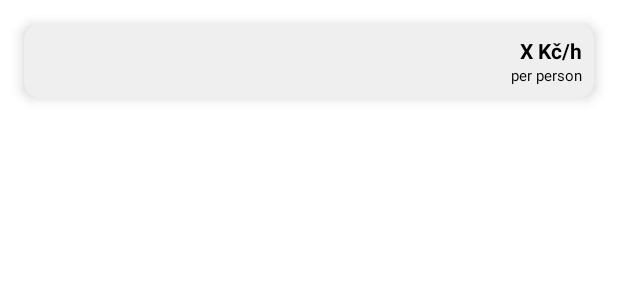
After one commit to JecminekTomas/Edventure, an Android app: the layout row_class_info.xml on its own in the app's theme, with its tools: preview values and no code run, on a phone screen of 412 x 824 dp. The commit adds this screen. Shown: the top 300 px of the screen. Run offline under Robolectric (Android 15) with nearby library versions, the phone set to English and light mode, and no system bars.

Commit message:
feature!: CustomView layout for class info.

```diff
--- a/App/build.gradle
+++ b/App/build.gradle
@@ -14,7 +14,7 @@ android {
 
     defaultConfig {
         applicationId "com.example.tutorme"
-        minSdkVersion 21
+        minSdkVersion 23
         targetSdkVersion 29
         versionCode 1
         versionName "1.0"
--- /dev/null
+++ b/App/src/main/res/drawable/ic_baseline_headset_mic_24.xml
@@ -0,0 +1,5 @@
+<vector android:height="24dp" android:tint="#FFFFFF"
+    android:viewportHeight="24" android:viewportWidth="24"
+    android:width="24dp" xmlns:android="http://schemas.android.com/apk/res/android">
+    <path android:fillColor="@android:color/white" android:pathData="M12,1c-4.97,0 -9,4.03 -9,9v7c0,1.66 1.34,3 3,3h3v-8H5v-2c0,-3.87 3.13,-7 7,-7s7,3.13 7,7v2h-4v8h4v1h-7v2h6c1.66,0 3,-1.34 3,-3V10c0,-4.97 -4.03,-9 -9,-9z"/>
+</vector>
--- /dev/null
+++ b/App/src/main/res/drawable/ic_round_event_24.xml
@@ -0,0 +1,5 @@
+<vector android:height="24dp" android:tint="#FFFFFF"
+    android:viewportHeight="24" android:viewportWidth="24"
+    android:width="24dp" xmlns:android="http://schemas.android.com/apk/res/android">
+    <path android:fillColor="@android:color/white" android:pathData="M16,13h-3c-0.55,0 -1,0.45 -1,1v3c0,0.55 0.45,1 1,1h3c0.55,0 1,-0.45 1,-1v-3c0,-0.55 -0.45,-1 -1,-1zM16,3v1L8,4L8,3c0,-0.55 -0.45,-1 -1,-1s-1,0.45 -1,1v1L5,4c-1.11,0 -1.99,0.9 -1.99,2L3,20c0,1.1 0.89,2 2,2h14c1.1,0 2,-0.9 2,-2L21,6c0,-1.1 -0.9,-2 -2,-2h-1L18,3c0,-0.55 -0.45,-1 -1,-1s-1,0.45 -1,1zM18,20L6,20c-0.55,0 -1,-0.45 -1,-1L5,9h14v10c0,0.55 -0.45,1 -1,1z"/>
+</vector>
--- /dev/null
+++ b/App/src/main/res/layout/row_class_info.xml
@@ -0,0 +1,119 @@
+<?xml version="1.0" encoding="utf-8"?>
+<androidx.cardview.widget.CardView xmlns:android="http://schemas.android.com/apk/res/android"
+    xmlns:app="http://schemas.android.com/apk/res-auto"
+    xmlns:tools="http://schemas.android.com/tools"
+    android:id="@+id/tutor_card_view"
+    android:layout_width="match_parent"
+    android:layout_height="wrap_content"
+    android:layout_marginStart="@dimen/basic_indentation"
+    android:layout_marginTop="@dimen/basic_indentation"
+    android:layout_marginEnd="@dimen/basic_indentation"
+    android:layout_marginBottom="@dimen/basic_indentation"
+    android:clickable="true"
+    android:focusable="true"
+    android:stateListAnimator="@drawable/row_button_transition"
+    app:cardBackgroundColor="@color/colorSecondaryLight"
+    app:cardCornerRadius="@dimen/cardRadius"
+    app:cardElevation="@dimen/cardElevation"
+    app:layout_constraintBottom_toBottomOf="parent"
+    app:layout_constraintStart_toStartOf="parent"
+    app:layout_constraintTop_toTopOf="parent">
+
+    <!--TODO: Vytvořit custom class pro CARDVIEW, které je používáno v aplikaci - MUSTR.-->
+
+    <androidx.constraintlayout.widget.ConstraintLayout
+        android:layout_width="match_parent"
+        android:layout_height="wrap_content">
+
+        <LinearLayout
+            android:layout_marginTop="@dimen/half_indentation"
+            android:layout_marginBottom="@dimen/half_indentation"
+            android:layout_marginStart="@dimen/half_indentation"
+            app:layout_constraintLeft_toLeftOf="parent"
+            app:layout_constraintBottom_toBottomOf="parent"
+            app:layout_constraintTop_toTopOf="parent"
+            android:layout_width="match_parent"
+            android:layout_height="match_parent"
+            android:orientation="vertical">
+
+            <TextView
+                android:id="@+id/subject"
+                android:layout_width="wrap_content"
+                android:layout_height="wrap_content"
+                android:visibility="gone"
+                android:drawableStart="@drawable/ic_subject_color_primary_dark_24dp"
+                android:drawablePadding="@dimen/half_indentation" />
+
+
+            <TextView
+                android:id="@+id/place"
+                android:layout_width="wrap_content"
+                android:layout_height="wrap_content"
+                android:visibility="gone"
+                android:drawableStart="@drawable/ic_place_color_secondary_dark_24dp"
+                android:drawablePadding="@dimen/half_indentation" />
+
+            <TextView
+                android:id="@+id/date"
+                android:layout_width="wrap_content"
+                android:layout_height="wrap_content"
+                android:visibility="gone"
+                android:drawableStart="@drawable/ic_baseline_event_24"
+                android:drawablePadding="@dimen/half_indentation"
+                android:drawableTint="@color/colorSecondaryDark" />
+
+            <TextView
+                android:id="@+id/time"
+                android:layout_width="wrap_content"
+                android:layout_height="wrap_content"
+                android:visibility="gone"
+                android:drawableStart="@drawable/ic_baseline_access_time_24"
+                android:drawablePadding="@dimen/half_indentation"
+                android:drawableTint="@color/colorSecondaryDark" />
+
+            <TextView
+                android:id="@+id/capacity"
+                android:layout_width="wrap_content"
+                android:layout_height="wrap_content"
+                android:visibility="gone"
+                android:drawableStart="@drawable/ic_group_color_secondary_dark_24dp"
+                android:drawablePadding="@dimen/half_indentation"
+                android:drawableTint="@color/colorSecondaryDark" />
+
+            <TextView
+                android:id="@+id/online"
+                android:layout_width="wrap_content"
+                android:layout_height="wrap_content"
+                android:visibility="gone"
+                android:drawableStart="@drawable/ic_baseline_headset_mic_24"
+                android:drawablePadding="@dimen/half_indentation"
+                android:drawableTint="@color/colorSecondaryDark" />
+        </LinearLayout>
+
+        <LinearLayout
+            android:layout_marginTop="@dimen/half_indentation"
+            android:layout_marginEnd="@dimen/half_indentation"
+            app:layout_constraintEnd_toEndOf="parent"
+            app:layout_constraintTop_toTopOf="parent"
+            android:layout_width="wrap_content"
+            android:layout_height="wrap_content"
+            android:gravity="end"
+            android:orientation="vertical">
+        <TextView
+            android:layout_width="wrap_content"
+            android:layout_height="wrap_content"
+            android:textColor="@color/black"
+            android:text="X Kč/h"
+            android:textStyle="bold"/>
+
+            <TextView
+                android:layout_width="wrap_content"
+                android:layout_height="wrap_content"
+                android:textColor="@color/black"
+                android:textSize="10dp"
+                android:text="per person"
+                android:layout_marginBottom="@dimen/half_indentation"/>
+        </LinearLayout>
+    </androidx.constraintlayout.widget.ConstraintLayout>
+
+</androidx.cardview.widget.CardView>
--- a/App/src/main/res/values/strings.xml
+++ b/App/src/main/res/values/strings.xml
@@ -51,4 +51,5 @@
     <string name="chat" translatable="false">Chat</string>
     <string name="calendar">Calendar</string>
     <string name="edit_tutor">Edit Tutor</string>
+    <string name="date">Date</string>
 </resources>
--- a/arch/build.gradle
+++ b/arch/build.gradle
@@ -9,7 +9,7 @@ android {
     buildToolsVersion "29.0.3"
 
     defaultConfig {
-        minSdkVersion 21
+        minSdkVersion 23
         targetSdkVersion 29
         versionCode 1
         versionName "1.0"
--- a/settings.gradle
+++ b/settings.gradle
@@ -1,3 +1,3 @@
-rootProject.name='Tutor.Me'
+rootProject.name='Edventure'
 include ':app'
 include ':arch'
```
Also changed, not shown: 5 other files.
